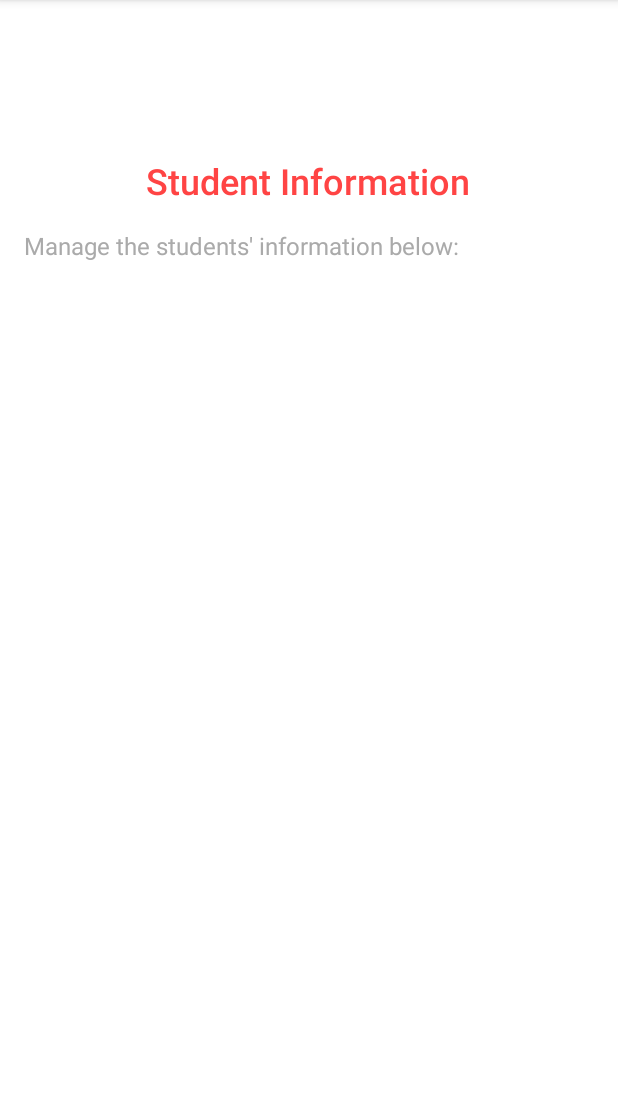
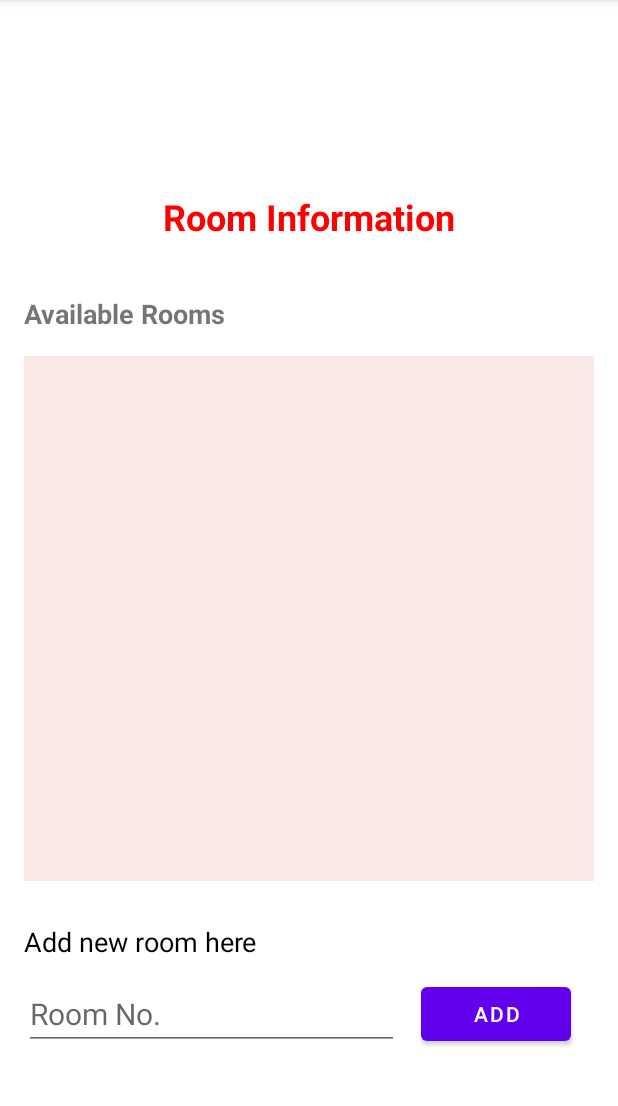
Before and after one commit to Arafat-Porosh/HallEase, an Android app: the screen it shows after launch (StudentInfo before the commit, RoomInformation after it), on a phone screen of 412 x 824 dp, the part 84-1190 px from its top. Run offline under Robolectric (Android 15) with nearby library versions, the phone set to English and light mode, and no system bars; our stand-ins replace Firebase (no records; nobody signed in at launch, a user with empty details on screens opened directly).

Commit message:
Change Committed

```diff
--- a/app/src/main/java/com/arafatporosh/hallmanagement/RoomApply.kt
+++ b/app/src/main/java/com/arafatporosh/hallmanagement/RoomApply.kt
@@ -94,9 +94,9 @@ class RoomApply : AppCompatActivity() {
 
         val applicationData = mapOf(
             "room" to selectedRoom,
-            "students" to listOf(student1, student2, student3, student4).filter { it.isNotEmpty() }
+            "students" to listOf(student1, student2, student3, student4).filter { it.isNotEmpty() },
+            "status" to "Pending" // Add default status as "Pending"
         )
-
         applicationsRef.push().setValue(applicationData).addOnSuccessListener {
             Toast.makeText(this, "Application submitted successfully", Toast.LENGTH_SHORT).show()
             clearFields()
@@ -104,6 +104,7 @@ class RoomApply : AppCompatActivity() {
             Toast.makeText(this, "Failed to submit application", Toast.LENGTH_SHORT).show()
         }
     }
+
 
     private fun clearFields() {
         spinnerRoomOptions.setSelection(0)
--- /dev/null
+++ b/app/src/main/java/com/arafatporosh/hallmanagement/Roominfo/RoomInformation.kt
@@ -0,0 +1,113 @@
+package com.arafatporosh.hallmanagement.Roominfo
+
+import android.os.Bundle
+import android.util.Log
+import android.widget.Button
+import android.widget.EditText
+import android.widget.Toast
+import androidx.appcompat.app.AlertDialog
+import androidx.appcompat.app.AppCompatActivity
+import androidx.recyclerview.widget.GridLayoutManager
+import androidx.recyclerview.widget.RecyclerView
+import com.arafatporosh.hallmanagement.R
+import com.google.firebase.database.FirebaseDatabase
+
+class RoomInformation : AppCompatActivity() {
+
+    private lateinit var rvRooms: RecyclerView
+    private lateinit var etNewRoom: EditText
+    private lateinit var btnAddRoom: Button
+
+    private val firebaseDatabase = FirebaseDatabase.getInstance()
+    private val roomsRef = firebaseDatabase.getReference("rooms")
+
+    private val roomList = mutableListOf<String>()
+    private lateinit var roomAdapter: RoomAdapter
+
+    override fun onCreate(savedInstanceState: Bundle?) {
+        super.onCreate(savedInstanceState)
+        setContentView(R.layout.activity_room_information)
+
+        rvRooms = findViewById(R.id.rv_rooms)
+        etNewRoom = findViewById(R.id.editTextText)
+        btnAddRoom = findViewById(R.id.button)
+
+        roomAdapter = RoomAdapter(roomList) { roomName ->
+            showRoomDialog(roomName)
+        }
+
+        rvRooms.layoutManager = GridLayoutManager(this, 3)
+        rvRooms.adapter = roomAdapter
+
+        loadRooms()
+
+        btnAddRoom.setOnClickListener {
+            val newRoom = etNewRoom.text.toString().trim()
+            if (newRoom.isNotEmpty()) {
+                addNewRoom(newRoom)
+            } else {
+                Toast.makeText(this, "Enter a valid room name", Toast.LENGTH_SHORT).show()
+            }
+        }
+    }
+
+    private fun loadRooms() {
+        roomsRef.get().addOnSuccessListener { snapshot ->
+            roomList.clear()
+            if (snapshot.exists()) {
+                for (data in snapshot.children) {
+                    val roomName = data.child("roomName").value.toString()
+                    if (roomName.isNotEmpty()) {
+                        roomList.add(roomName)
+                    }
+                }
+            }
+            roomAdapter.notifyDataSetChanged()
+        }
+    }
+
+    private fun addNewRoom(roomName: String) {
+        val roomData = mapOf("roomName" to roomName)
+        roomsRef.push().setValue(roomData).addOnSuccessListener {
+            etNewRoom.text.clear()
+            roomList.add(roomName)
+            roomAdapter.notifyItemInserted(roomList.size - 1)
+        }.addOnFailureListener {
+            Toast.makeText(this, "Failed to add room", Toast.LENGTH_SHORT).show()
+        }
+    }
+
+    private fun showRoomDialog(roomName: String) {
+        AlertDialog.Builder(this).apply {
+            setTitle("Room Options")
+            setMessage("Is the room $roomName allotted?")
+            setPositiveButton("Yes") { _, _ ->
+                deleteRoom(roomName)
+            }
+            setNegativeButton("No", null)
+        }.show()
+    }
+
+    private fun deleteRoom(roomName: String) {
+        roomsRef.orderByChild("roomName").equalTo(roomName).get()
+            .addOnSuccessListener { snapshot ->
+                if (snapshot.exists()) {
+                    for (data in snapshot.children) {
+                        data.ref.removeValue().addOnSuccessListener {
+                            roomList.remove(roomName)
+                            roomAdapter.notifyDataSetChanged()
+                            Toast.makeText(this, "Room deleted successfully", Toast.LENGTH_SHORT).show()
+                        }.addOnFailureListener {
+                            Toast.makeText(this, "Failed to delete room: ${it.message}", Toast.LENGTH_SHORT).show()
+                        }
+                    }
+                } else {
+                    Toast.makeText(this, "Room not found in database", Toast.LENGTH_SHORT).show()
+                }
+            }
+            .addOnFailureListener {
+                Toast.makeText(this, "Failed to query room: ${it.message}", Toast.LENGTH_SHORT).show()
+            }
+    }
+
+}
--- /dev/null
+++ b/app/src/main/res/drawable/room_circle.xml
@@ -0,0 +1,4 @@
+<shape xmlns:android="http://schemas.android.com/apk/res/android" android:shape="oval">
+    <solid android:color="#455A64" />
+    <size android:width="80dp" android:height="80dp" />
+</shape>
--- /dev/null
+++ b/app/src/main/res/layout/activity_room_information.xml
@@ -0,0 +1,84 @@
+<androidx.constraintlayout.widget.ConstraintLayout
+    xmlns:android="http://schemas.android.com/apk/res/android"
+    xmlns:app="http://schemas.android.com/apk/res-auto"
+    xmlns:tools="http://schemas.android.com/tools"
+    android:layout_width="match_parent"
+    android:layout_height="match_parent"
+    android:padding="16dp">
+
+    <TextView
+        android:id="@+id/tv_title"
+        android:layout_width="wrap_content"
+        android:layout_height="wrap_content"
+        android:layout_marginTop="112dp"
+        android:text="Room Information"
+        android:textColor="#FF0000"
+        android:textSize="24sp"
+        android:textStyle="bold"
+        app:layout_constraintEnd_toEndOf="parent"
+        app:layout_constraintStart_toStartOf="parent"
+        app:layout_constraintTop_toTopOf="parent" />
+
+    <TextView
+        android:id="@+id/tv_available_rooms"
+        android:layout_width="wrap_content"
+        android:layout_height="wrap_content"
+        android:layout_marginTop="36dp"
+        android:text="Available Rooms"
+        android:textSize="18sp"
+        android:textStyle="bold"
+        app:layout_constraintEnd_toEndOf="parent"
+        app:layout_constraintHorizontal_bias="0.0"
+        app:layout_constraintStart_toStartOf="parent"
+        app:layout_constraintTop_toBottomOf="@id/tv_title" />
+
+    <androidx.recyclerview.widget.RecyclerView
+        android:id="@+id/rv_rooms"
+        android:layout_width="0dp"
+        android:layout_height="350dp"
+        android:layout_marginTop="16dp"
+        android:background="#FBE9E7"
+        android:clipToPadding="false"
+        app:layout_constraintEnd_toEndOf="parent"
+        app:layout_constraintHorizontal_bias="0.0"
+        app:layout_constraintStart_toStartOf="parent"
+        app:layout_constraintTop_toBottomOf="@id/tv_available_rooms" />
+
+    <TextView
+        android:id="@+id/textView5"
+        android:layout_width="wrap_content"
+        android:layout_height="wrap_content"
+        android:layout_marginTop="28dp"
+        android:text="@string/add_new_room_here"
+        android:textColor="@color/black"
+        android:textSize="18sp"
+        app:layout_constraintEnd_toEndOf="parent"
+        app:layout_constraintHorizontal_bias="0.0"
+        app:layout_constraintStart_toStartOf="parent"
+        app:layout_constraintTop_toBottomOf="@+id/rv_rooms" />
+
+    <EditText
+        android:id="@+id/editTextText"
+        android:layout_width="250dp"
+        android:layout_height="wrap_content"
+        android:layout_marginTop="12dp"
+        android:ems="10"
+        android:hint="@string/room_no"
+        android:inputType="text"
+        android:textSize="20sp"
+        app:layout_constraintStart_toStartOf="parent"
+        app:layout_constraintTop_toBottomOf="@+id/textView5" />
+
+    <Button
+        android:id="@+id/button"
+        android:layout_width="100dp"
+        android:layout_height="wrap_content"
+        android:layout_marginTop="12dp"
+        android:text="@string/add"
+        app:layout_constraintEnd_toEndOf="parent"
+        app:layout_constraintHorizontal_bias="0.482"
+        app:layout_constraintStart_toEndOf="@+id/editTextText"
+        app:layout_constraintTop_toBottomOf="@+id/textView5" />
+
+
+</androidx.constraintlayout.widget.ConstraintLayout>
--- a/app/src/main/res/layout/activity_stu_dashboard.xml
+++ b/app/src/main/res/layout/activity_stu_dashboard.xml
@@ -4,7 +4,7 @@
     xmlns:tools="http://schemas.android.com/tools"
     android:layout_width="match_parent"
     android:layout_height="match_parent"
-    android:background="#FFFFFF"
+    android:background="#F3F4F6"
     tools:context=".stuDashboard">
 
 
--- a/app/src/main/res/values/strings.xml
+++ b/app/src/main/res/values/strings.xml
@@ -32,7 +32,7 @@
     <string name="students_information">Students Information</string>
     <string name="room_requests">Room Requests</string>
     <string name="all_complaints">All Complaints</string>
-    <string name="available_rooms">Available Rooms</string>
+    <string name="available_rooms">Manage Rooms</string>
     <string name="sign_up">Sign Up</string>
     <string name="create_your_account_to_get_started">Create your account to get started</string>
     <string name="student_name">Student Name</string>
@@ -43,4 +43,8 @@
     <string name="i_agree_to_the_terms_of_use_and_privacy_policy">I agree to the terms of use and privacy policy</string>
     <string name="already_have_an_account">Already have an account?</string>
     <string name="click_here">Click here</string>
+    <string name="add_new_room_here">Add new room here</string>
+    <string name="add">Add</string>
+    <string name="room_no">Room No.</string>
+    <string name="room_no_a503">Room no A503</string>
 </resources>
```
Also changed, not shown: app/src/main/AndroidManifest.xml (+12 -11 lines), app/src/main/java/com/arafatporosh/hallmanagement/Roominfo/RoomAdapter.kt (added, +50 -0 lines), app/src/main/res/layout/item_room.xml (added, +23 -0 lines).
